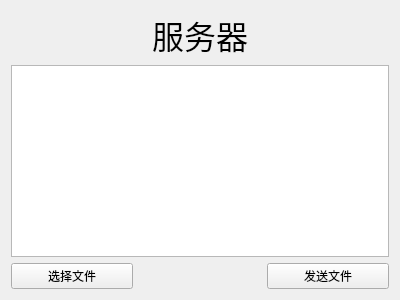
JosanSun/QtExercise, file day04/04_TCPFile/serverwidget.ui: the form before one commit.
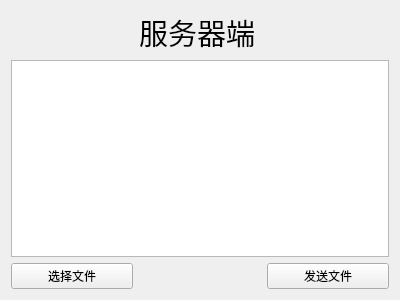
The form after the commit.

```diff
--- a/day04/04_TCPFile/serverwidget.ui
+++ b/day04/04_TCPFile/serverwidget.ui
@@ -14,50 +14,19 @@
    <string>ServerWidget</string>
   </property>
   <layout class="QGridLayout" name="gridLayout">
-   <item row="0" column="0">
-    <spacer name="horizontalSpacer">
-     <property name="orientation">
-      <enum>Qt::Horizontal</enum>
-     </property>
-     <property name="sizeHint" stdset="0">
-      <size>
-       <width>120</width>
-       <height>20</height>
-      </size>
-     </property>
-    </spacer>
-   </item>
    <item row="0" column="1">
     <widget class="QLabel" name="label">
      <property name="font">
       <font>
        <family>楷体</family>
-       <pointsize>24</pointsize>
-       <weight>50</weight>
-       <bold>false</bold>
+       <pointsize>22</pointsize>
       </font>
      </property>
      <property name="text">
-      <string>服务器</string>
-     </property>
-     <property name="alignment">
-      <set>Qt::AlignCenter</set>
+      <string>服务器端</string>
      </property>
     </widget>
    </item>
-   <item row="0" column="2">
-    <spacer name="horizontalSpacer_2">
-     <property name="orientation">
-      <enum>Qt::Horizontal</enum>
-     </property>
-     <property name="sizeHint" stdset="0">
-      <size>
-       <width>120</width>
-       <height>20</height>
-      </size>
-     </property>
-    </spacer>
-   </item>
    <item row="1" column="0" colspan="3">
     <widget class="QTextEdit" name="textEdit"/>
    </item>
@@ -68,19 +37,6 @@
      </property>
     </widget>
    </item>
-   <item row="2" column="1">
-    <spacer name="horizontalSpacer_3">
-     <property name="orientation">
-      <enum>Qt::Horizontal</enum>
-     </property>
-     <property name="sizeHint" stdset="0">
-      <size>
-       <width>121</width>
-       <height>20</height>
-      </size>
-     </property>
-    </spacer>
-   </item>
    <item row="2" column="2">
     <widget class="QPushButton" name="buttonSend">
      <property name="text">
```
